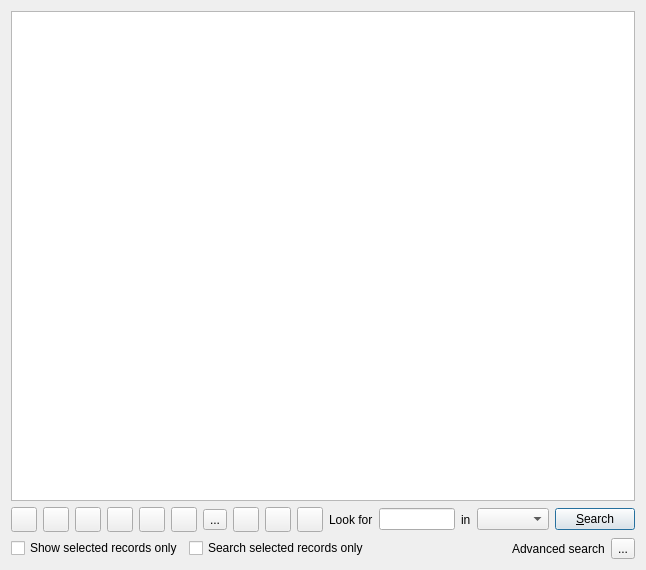
sourcepole/qgis, file qgis/src/ui/qgsattributetabledialog.ui: the form before one commit.
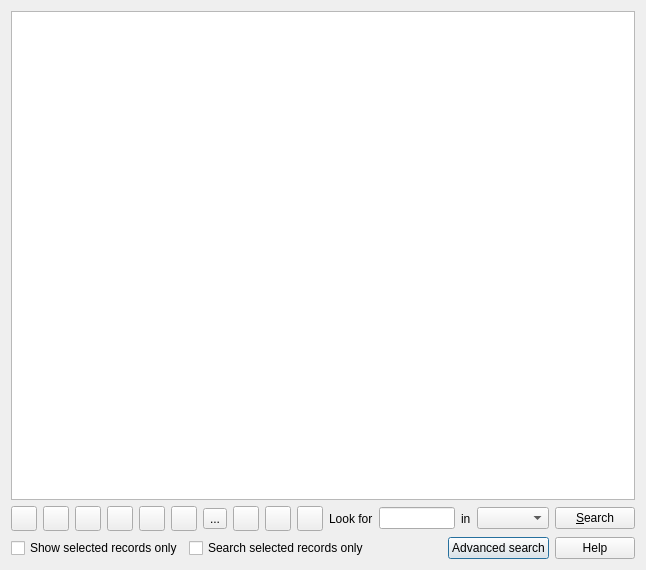
The form after the commit. Icons and pictures are not drawn. Custom widgets are drawn as their Qt base class.

Commit message: activate help for attribute table, mapserver export and evis

```diff
--- a/qgis/src/ui/qgsattributetabledialog.ui
+++ b/qgis/src/ui/qgsattributetabledialog.ui
@@ -51,19 +51,12 @@
       </spacer>
      </item>
      <item>
-      <widget class="QLabel" name="label">
-       <property name="text">
-        <string>Advanced search</string>
-       </property>
-      </widget>
-     </item>
-     <item>
-      <widget class="QToolButton" name="mAdvancedSearchButton">
+      <widget class="QPushButton" name="mAdvancedSearchButton">
        <property name="toolTip">
         <string>Opens the search query builder</string>
        </property>
        <property name="text">
-        <string>...</string>
+        <string>Advanced search</string>
        </property>
        <property name="iconSize">
         <size>
@@ -73,6 +66,13 @@
        </property>
       </widget>
      </item>
+     <item>
+      <widget class="QPushButton" name="mHelpButton">
+       <property name="text">
+        <string>Help</string>
+       </property>
+      </widget>
+     </item>
     </layout>
    </item>
    <item row="1" column="0">
```
The commit also changes 11 other files.
